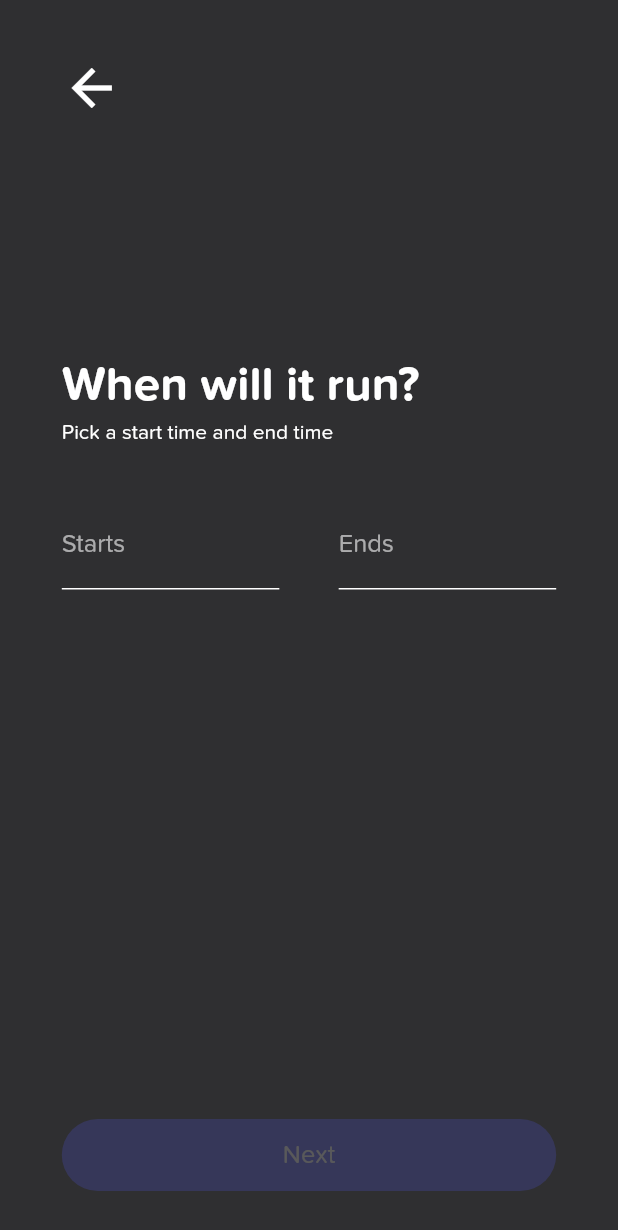
After one commit to nimi-droid/bidders, a Flutter app: the DateTimePage screen opened by its route, on a phone screen of 412 x 824 dp. The commit adds this screen. Shown: the top 1230 px of the screen. Run offline on Flutter 3.47's test engine with Material 2 defaults, Android fonts, the phone set to English and light mode, and no system bars; our stand-ins replace cloud_firestore, dio, firebase_auth, firebase_core, flutter_spinkit, google_sign_in and 5 more; missing offline and left inert: shared_preferences_web; accounts and stored records are empty; project files that could hold a hidden picture were left out.

Commit message:
Worked on DateTime page

```diff
--- a/lib/routes.dart
+++ b/lib/routes.dart
@@ -1,4 +1,5 @@
 import 'package:bidders/ui/common/splash.dart';
+import 'package:bidders/ui/date_time_page.dart';
 import 'package:bidders/ui/home_page.dart';
 import 'package:bidders/ui/login_page.dart';
 import 'package:bidders/ui/whats_about_page.dart';
@@ -10,6 +11,7 @@ class RouteNames {
   static const login = '/login';
   static const home = '/home';
   static const whatsNext = '/whatsNext';
+  static const dateTime = '/dateTime';
 }
 
 final routes = <String, WidgetBuilder>{
@@ -17,4 +19,5 @@ final routes = <String, WidgetBuilder>{
   RouteNames.login: (context) => LoginPage(),
   RouteNames.home: (context) => HomePage(),
   RouteNames.whatsNext: (context) => WhatsAboutPage(),
+  RouteNames.dateTime: (context) => DateTimePage(),
 };
--- /dev/null
+++ b/lib/ui/date_time_page.dart
@@ -0,0 +1,263 @@
+import 'dart:io';
+
+import 'package:bidders/custom_views/route_animations.dart';
+import 'package:bidders/res/app_colors.dart';
+import 'package:bidders/ui/common/heading_description_widget.dart';
+import 'package:bidders/ui/common/primary_button.dart';
+import 'package:bidders/utils/constants.dart';
+import 'package:bidders/utils/utils.dart';
+import 'package:flutter/cupertino.dart';
+import 'package:flutter/material.dart';
+
+import '../routes.dart';
+import 'login_page.dart';
+
+class DateTimePage extends StatefulWidget {
+  @override
+  _DateTimePageState createState() => _DateTimePageState();
+}
+
+class _DateTimePageState extends State<DateTimePage> {
+  double _screenWidth, _screenHeight;
+
+  bool hasDateEntered = false;
+
+  final TextEditingController _endDateTimeController = TextEditingController();
+  final TextEditingController _startDateTimeController = TextEditingController();
+
+  DateTime selectedEndDate, selectedStartDate;
+  DateTime selectedEndDateTime, selectedStartDateTime;
+  TimeOfDay selectedEndTime, selectedStartTime;
+
+  bool isStartDateTimeSelected = false;
+  bool isEndDateTimeSelected = false;
+
+  @override
+  void initState() {
+    super.initState();
+  }
+
+  @override
+  Widget build(BuildContext context) {
+    _screenWidth = MediaQuery.of(context).size.width;
+    _screenHeight = MediaQuery.of(context).size.height;
+
+    return Scaffold(
+        backgroundColor: AppColors.primaryColor,
+        body: Stack(
+          alignment: Alignment.topLeft,
+          children: <Widget>[
+            Align(
+              alignment: Alignment.topLeft,
+              child: InkWell(
+                onTap: () => Navigator.pop(context),
+                child: Container(
+                  margin: EdgeInsets.only(top: _screenWidth * 0.094),
+                  padding: EdgeInsets.only(left: _screenWidth * 0.10, right: _screenWidth * 0.10),
+                  child: const Icon(
+                    Icons.arrow_back,
+                    size: 40,
+                    color: AppColors.white,
+                  ),
+                ),
+              ),
+            ),
+            SingleChildScrollView(
+              child: Padding(
+                padding: EdgeInsets.only(
+                    left: _screenWidth * 0.10,
+                    right: _screenWidth * 0.10,
+                    bottom: 50,
+                    top: _screenHeight * 0.29),
+                child: Column(
+                  mainAxisAlignment: MainAxisAlignment.center,
+                  crossAxisAlignment: CrossAxisAlignment.start,
+                  children: <Widget>[
+                    const HeadingDescriptionWidget(
+                      heading: 'When will it run?',
+                      description: 'Pick a start time and end time',
+                    ),
+                    SizedBox(
+                      height: _screenHeight * .057,
+                    ),
+                    Row(
+                      children: [
+                        Expanded(
+                          child: TextField(
+                            controller: _startDateTimeController,
+                            onTap: () => openDatePicker(true),
+                            keyboardType: TextInputType.text,
+                            textInputAction: TextInputAction.done,
+                            readOnly: true,
+                            style: Theme.of(context)
+                                .textTheme
+                                .subtitle1
+                                .copyWith(fontWeight: FontWeight.w700),
+                            decoration: InputDecoration(
+                              hintText: 'Starts',
+                              filled: true,
+                              contentPadding:
+                                  const EdgeInsets.only(left: 0, right: 10, top: 8, bottom: 20),
+                              hintStyle: Theme.of(context).textTheme.subtitle1.copyWith(
+                                    color: AppColors.whiteOpacity60,
+                                  ),
+                              labelStyle: Theme.of(context).textTheme.subtitle1,
+                              fillColor: Colors.transparent,
+                              focusedBorder: const UnderlineInputBorder(
+                                  borderSide: BorderSide(color: AppColors.white, width: 1)),
+                              enabledBorder: const UnderlineInputBorder(
+                                  borderSide: BorderSide(color: AppColors.white, width: 1)),
+                            ),
+                          ),
+                        ),
+                        SizedBox(width: _screenWidth * .096),
+                        Expanded(
+                          child: TextField(
+                            controller: _endDateTimeController,
+                            keyboardType: TextInputType.text,
+                            textInputAction: TextInputAction.done,
+                            readOnly: true,
+                            onTap: () => openDatePicker(false),
+                            style: Theme.of(context)
+                                .textTheme
+                                .subtitle1
+                                .copyWith(fontWeight: FontWeight.w700),
+                            decoration: InputDecoration(
+                              hintText: 'Ends',
+                              filled: true,
+                              contentPadding:
+                                  const EdgeInsets.only(left: 0, right: 10, top: 8, bottom: 20),
+                              hintStyle: Theme.of(context).textTheme.subtitle1.copyWith(
+                                    color: AppColors.whiteOpacity60,
+                                  ),
+                              labelStyle: Theme.of(context).textTheme.subtitle1,
+                              fillColor: Colors.transparent,
+                              focusedBorder: const UnderlineInputBorder(
+                                  borderSide: BorderSide(color: AppColors.white, width: 1)),
+                              enabledBorder: const UnderlineInputBorder(
+                                  borderSide: BorderSide(color: AppColors.white, width: 1)),
+                            ),
+                          ),
+                        )
+                      ],
+                    ),
+                  ],
+                ),
+              ),
+            ),
+            Align(
+              alignment: Alignment.bottomRight,
+              child: Padding(
+                padding: EdgeInsets.only(
+                    left: _screenWidth * 0.10, right: _screenWidth * 0.10, top: 20, bottom: 30),
+                child: AnimatedOpacity(
+                  opacity: hasDateEntered ? 1.0 : 0.2,
+                  duration: const Duration(milliseconds: 200),
+                  child: PrimaryButton(
+                      buttonText: 'Next', onButtonPressed: () => _navigateToPage(context)),
+                ),
+              ),
+            )
+          ],
+        ));
+  }
+
+  void openDatePicker(bool isStartedDate) {
+    if (Platform.isAndroid) {
+      showDatePicker(
+              context: context,
+              initialDate: DateTime.now(),
+              firstDate: DateTime.now(),
+              lastDate: DateTime(DateTime.now().year + 1))
+          .then((value) => openTimePicker(value, isStartedDate));
+    } else {
+      showCupertinoModalPopup<void>(
+        context: context,
+        builder: (context) {
+          return CupertinoDatePicker(
+            mode: CupertinoDatePickerMode.date,
+            initialDateTime: DateTime.now(),
+            onDateTimeChanged: (selectedDate) {
+              openTimePicker(selectedDate, isStartedDate);
+            },
+          );
+        },
+      );
+    }
+  }
+
+  Future openTimePicker(DateTime dateTime, bool isStartDate) async {
+    if (dateTime == null) {
+      return;
+    }
+    if (isStartDate) {
+      selectedStartDate = dateTime;
+    } else {
+      selectedEndDate = dateTime;
+    }
+
+    if (Platform.isAndroid) {
+      await showTimePicker(context: context, initialTime: TimeOfDay.now()).then((selectedTime) => {
+            if (isStartDate)
+              {selectedStartTime = selectedTime}
+            else
+              {selectedEndTime = selectedTime}
+          });
+    } else {
+      await showCupertinoModalPopup<void>(
+        context: context,
+        builder: (context) {
+          return CupertinoTimerPicker(
+            onTimerDurationChanged: (selectedTime) {
+              if (isStartDate) {
+                selectedStartTime =
+                    TimeOfDay(hour: selectedTime.inHours, minute: selectedTime.inMinutes);
+              } else {
+                selectedEndTime =
+                    TimeOfDay(hour: selectedTime.inHours, minute: selectedTime.inMinutes);
+              }
+            },
+          );
+        },
+      );
+    }
+
+    if (selectedStartDate != null && selectedStartTime != null && isStartDate) {
+      selectedStartDateTime = DateTime(
+          selectedStartDate.year,
+          selectedStartDate.month,
+          selectedStartDate.day,
+          selectedStartTime.hour,
+          selectedStartTime.minute,
+          selectedStartTime.periodOffset);
+      _startDateTimeController.text =
+          Utils.getFormattedDate(KDateFormats.DATE_FORMAT_11, selectedStartDateTime);
+      ;
+    }
+    if (selectedEndDate != null && selectedEndTime != null && !isStartDate) {
+      selectedEndDateTime = DateTime(
+          selectedEndDate.year,
+          selectedEndDate.month,
+          selectedEndDate.day,
+          selectedEndTime.hour,
+          selectedEndTime.minute,
+          selectedEndTime.periodOffset);
+      _endDateTimeController.text =
+          Utils.getFormattedDate(KDateFormats.DATE_FORMAT_11, selectedEndDateTime);
+    }
+    if (selectedEndDateTime != null && selectedStartDateTime != null) {
+      setState(() {
+        hasDateEntered = true;
+      });
+    }
+    return null;
+  }
+
+  void _navigateToPage(BuildContext context) {
+    if (hasDateEntered) {
+      Utils.showToast(context, 'Coming soon');
+    } else {
+      Utils.showErrorMessage(context, 'Please select date and time!');
+    }
+  }
+}
--- a/lib/utils/constants.dart
+++ b/lib/utils/constants.dart
@@ -72,6 +72,7 @@ class KDateFormats {
   static const DATE_FORMAT_8 = 'EEEE, MMMM d';
   static const DATE_FORMAT_9 = 'MMMM yyyy';
   static const DATE_FORMAT_10 = 'ddMMyy';
+  static const DATE_FORMAT_11 = 'dd/MM kk:mm:a';
 }
 
 class SharedPrefsKeys {
```
Also changed, not shown: lib/ui/whats_about_page.dart (+9 -7 lines), lib/utils/utils.dart (+7 -0 lines).
